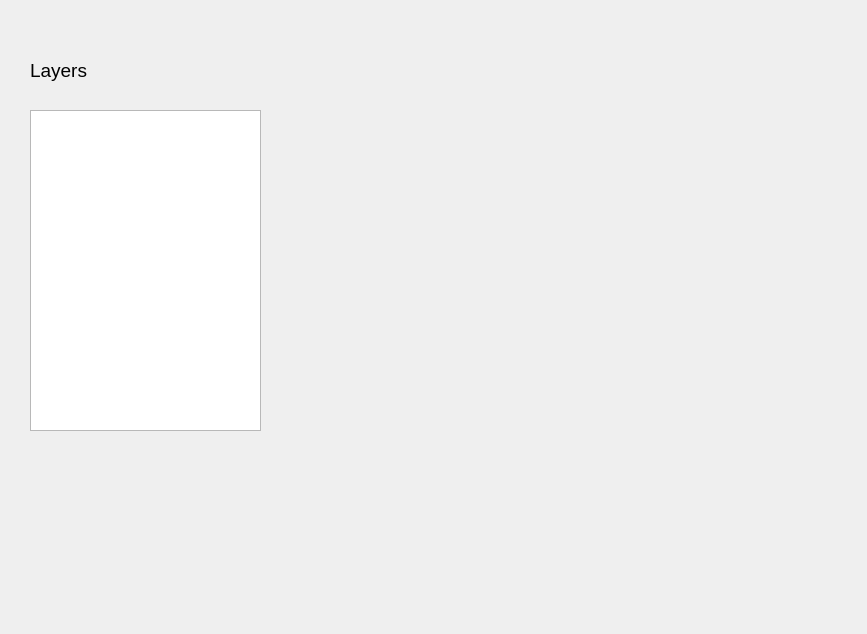
GISSIAH/Map-Uploader, file map_uploader_dialog_base.ui: the form before one commit.
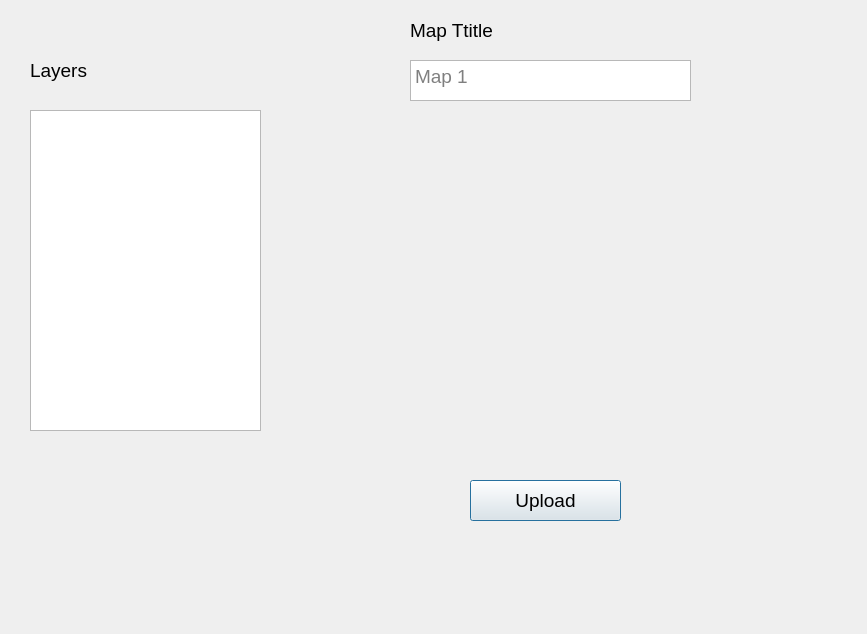
The form after the commit.

Commit message: Feat: added upload without geometry property

Diff of the .ui file:
```diff
--- a/map_uploader_dialog_base.ui
+++ b/map_uploader_dialog_base.ui
@@ -46,6 +46,45 @@
     <string>Layers</string>
    </property>
   </widget>
+  <widget class="QPushButton" name="uploadBtn">
+   <property name="geometry">
+    <rect>
+     <x>470</x>
+     <y>480</y>
+     <width>151</width>
+     <height>41</height>
+    </rect>
+   </property>
+   <property name="text">
+    <string>Upload</string>
+   </property>
+  </widget>
+  <widget class="QTextEdit" name="mapName">
+   <property name="geometry">
+    <rect>
+     <x>410</x>
+     <y>60</y>
+     <width>281</width>
+     <height>41</height>
+    </rect>
+   </property>
+   <property name="placeholderText">
+    <string>Map 1</string>
+   </property>
+  </widget>
+  <widget class="QLabel" name="label_2">
+   <property name="geometry">
+    <rect>
+     <x>410</x>
+     <y>10</y>
+     <width>211</width>
+     <height>41</height>
+    </rect>
+   </property>
+   <property name="text">
+    <string>Map Ttitle</string>
+   </property>
+  </widget>
  </widget>
  <resources/>
  <connections/>
```
The commit also changes 4 other files.
